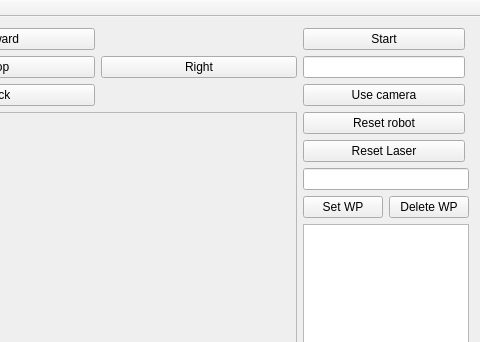
This is mainwindow.ui in andrejdurina/RMR as Qt 5 draws it before an edit; both pictures show x 314 to 794 and y 0 to 342 of the 794 by 620 pixel window. The edited form follows.
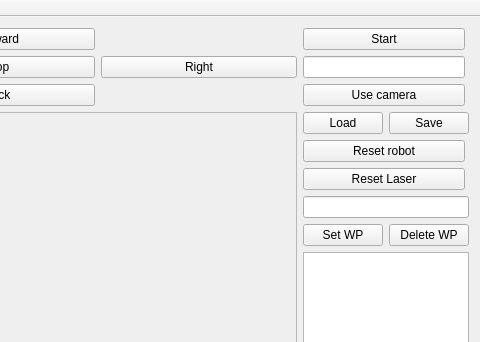
This is the edited form.

The edit to the form file:
```diff
--- a/mainwindow.ui
+++ b/mainwindow.ui
@@ -166,6 +166,24 @@
     </item>
     <item row="2" column="1">
      <layout class="QVBoxLayout" name="verticalLayout_2">
+      <item>
+       <layout class="QHBoxLayout" name="horizontalLayout_2">
+        <item>
+         <widget class="QPushButton" name="Load">
+          <property name="text">
+           <string>Load</string>
+          </property>
+         </widget>
+        </item>
+        <item>
+         <widget class="QPushButton" name="Save">
+          <property name="text">
+           <string>Save</string>
+          </property>
+         </widget>
+        </item>
+       </layout>
+      </item>
       <item>
        <widget class="QPushButton" name="pushButton_8">
         <property name="sizePolicy">
```
